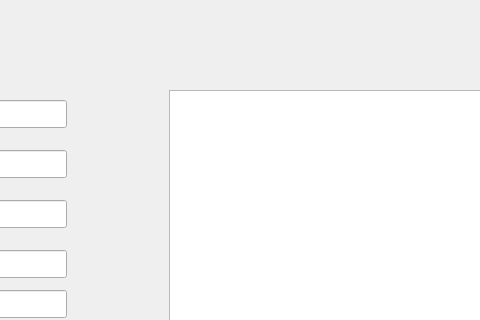
First picture: the form in mainwindow.ui, repository hamzamadhi05-byte/SmartWaterFactory, before the edit; both pictures show x 176 to 656 and y 0 to 320 of the 1323 by 600 pixel window.
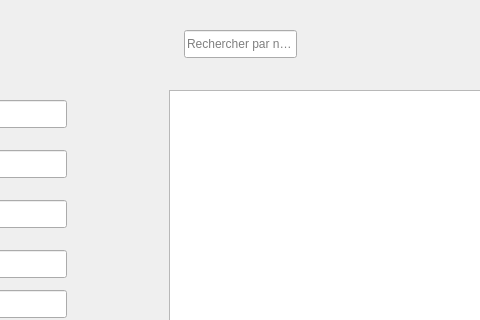
Second picture: the form after the edit.

Commit message: Recherche et tri clients

```diff
--- a/mainwindow.ui
+++ b/mainwindow.ui
@@ -211,6 +211,19 @@
      </rect>
     </property>
    </widget>
+   <widget class="QLineEdit" name="leRecherche">
+    <property name="geometry">
+     <rect>
+      <x>360</x>
+      <y>30</y>
+      <width>113</width>
+      <height>28</height>
+     </rect>
+    </property>
+    <property name="placeholderText">
+     <string>Rechercher par nom...</string>
+    </property>
+   </widget>
   </widget>
   <widget class="QMenuBar" name="menubar">
    <property name="geometry">
```
The commit also changes 4 other files.
